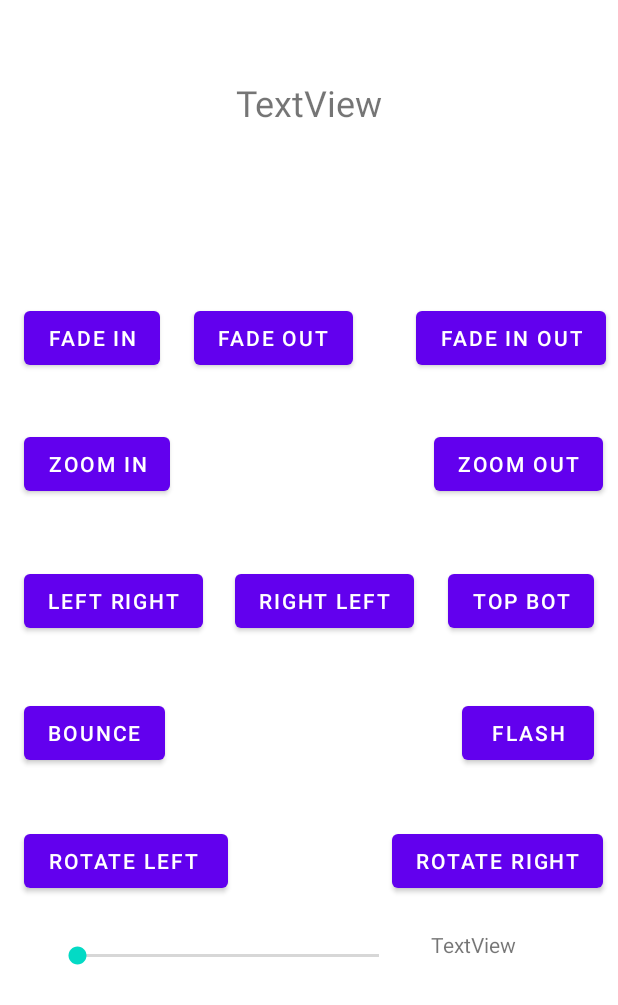
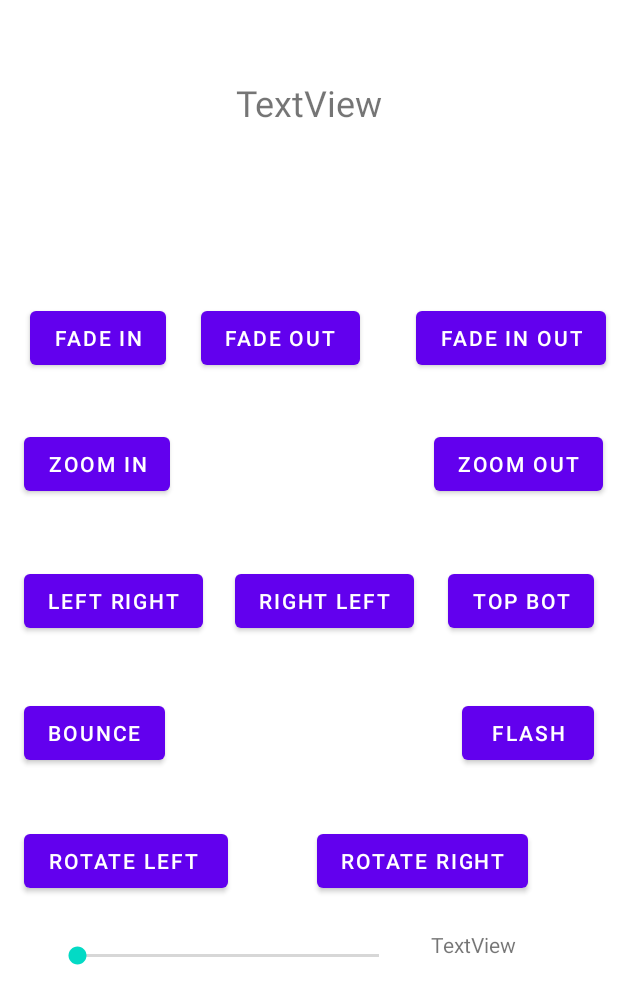
Before and after one commit to prpfr3/Android-AnimationDemo, an Android app: the screen it shows after launch (MainActivity), on a phone screen of 412 x 824 dp, the part 231-1236 px from its top. Run offline under Robolectric (Android 15) with nearby library versions, the phone set to English and light mode, and no system bars.

Commit message:
Second commit

```diff
--- a/app/src/main/res/layout/activity_main.xml
+++ b/app/src/main/res/layout/activity_main.xml
@@ -31,7 +31,7 @@
         android:id="@+id/btnFadeIn"
         android:layout_width="wrap_content"
         android:layout_height="wrap_content"
-        android:layout_marginStart="16dp"
+        android:layout_marginStart="20dp"
         android:text="FADE IN"
         app:layout_constraintStart_toStartOf="parent"
         app:layout_constraintTop_toTopOf="@+id/btnFadeOut" />
@@ -45,7 +45,7 @@
         android:text="FADE OUT"
         app:layout_constraintBottom_toTopOf="@+id/btnZoomOut"
         app:layout_constraintEnd_toStartOf="@+id/btnFadeInOut"
-        app:layout_constraintHorizontal_bias="0.838"
+        app:layout_constraintHorizontal_bias="1.0"
         app:layout_constraintStart_toEndOf="@+id/btnFadeIn" />
 
     <Button
@@ -141,11 +141,12 @@
         android:id="@+id/btnRotateRight"
         android:layout_width="wrap_content"
         android:layout_height="wrap_content"
-        android:layout_marginEnd="10dp"
+        android:layout_marginEnd="60dp"
         android:text="ROTATE RIGHT"
         app:layout_constraintBottom_toBottomOf="@+id/btnRotateLeft"
         app:layout_constraintEnd_toEndOf="parent"
-        app:layout_constraintTop_toTopOf="@+id/btnRotateLeft" />
+        app:layout_constraintTop_toTopOf="@+id/btnRotateLeft"
+        app:layout_constraintVertical_bias="0.0" />
 
     <SeekBar
         android:id="@+id/seekBarSpeed"
```
